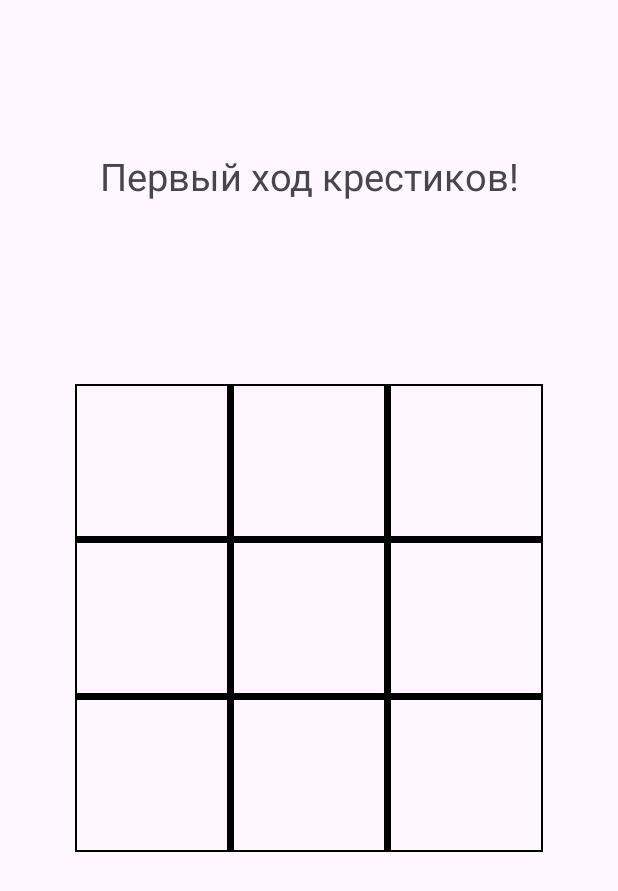
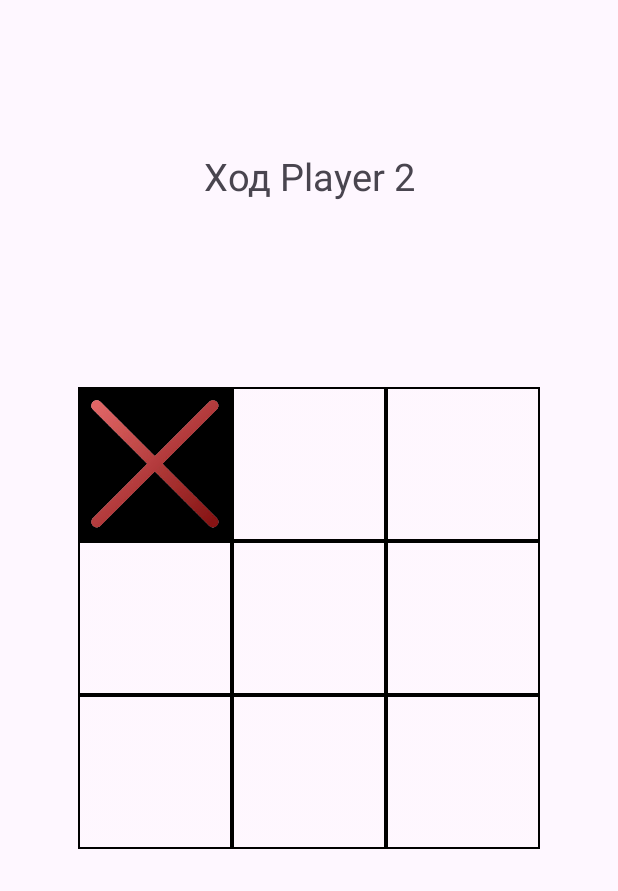
Before and after one commit to OneAstr0/TicTacToe-for-Android-MVVM, an Android app: the GameActivity screen opened directly, with no data from a screen before it, after a tap on an icon or button, on a phone screen of 412 x 824 dp. Shown: the top 891 px of the screen. Run offline under Robolectric (Android 15) with nearby library versions, the phone set to English and light mode, and no system bars; our stand-ins replace data binding.

Commit message:
pre-alpha

```diff
--- a/app/src/main/AndroidManifest.xml
+++ b/app/src/main/AndroidManifest.xml
@@ -13,10 +13,10 @@
         android:theme="@style/Theme.TicTacToe2"
         tools:targetApi="31">
         <activity
-            android:name=".View.GameActivity"
+            android:name=".view.GameActivity"
             android:exported="false" />
         <activity
-            android:name=".View.MainActivity"
+            android:name=".view.MainActivity"
             android:exported="true">
             <intent-filter>
                 <action android:name="android.intent.action.MAIN" />
--- a/app/src/main/java/game/tictactoe/Model/Cell.java
+++ /dev/null
@@ -1,4 +0,0 @@
-package game.tictactoe.Model;
-
-public class Cell {
-}
--- a/app/src/main/java/game/tictactoe/Model/Game.java
+++ /dev/null
@@ -1,4 +0,0 @@
-package game.tictactoe.Model;
-
-public class Game {
-}
--- a/app/src/main/java/game/tictactoe/View/GameActivity.java
+++ /dev/null
@@ -1,32 +0,0 @@
-package game.tictactoe.View;
-
-import android.os.Bundle;
-import android.view.View;
-
-import androidx.activity.EdgeToEdge;
-import androidx.appcompat.app.AppCompatActivity;
-import androidx.core.graphics.Insets;
-import androidx.core.view.ViewCompat;
-import androidx.core.view.WindowInsetsCompat;
-
-import game.tictactoe.R;
-
-public class GameActivity extends AppCompatActivity {
-
-    @Override
-    protected void onCreate(Bundle savedInstanceState) {
-        super.onCreate(savedInstanceState);
-        EdgeToEdge.enable(this);
-        setContentView(R.layout.activity_game);
-
-
-
-        findViewById(R.id.cell00).setOnClickListener(new View.OnClickListener() {
-            @Override
-            public void onClick(View v) {
-
-            }
-        });
-
-    }
-}
--- a/app/src/main/java/game/tictactoe/ViewModel/GameViewModel.java
+++ /dev/null
@@ -1,4 +0,0 @@
-package game.tictactoe.ViewModel;
-
-public class GameViewModel {
-}
--- /dev/null
+++ b/app/src/main/java/game/tictactoe/model/Cell.java
@@ -0,0 +1,35 @@
+package game.tictactoe.model;
+
+public class Cell {
+
+    private Player player;
+    private String imageLink;
+
+    public Cell(Player player, String imageLink) {
+        this.player = player;
+        this.imageLink = imageLink;
+    }
+
+    public Player getPlayer() {
+        return player;
+    }
+
+    public void setPlayer(Player player) {
+        this.player = player;
+    }
+
+    public String getImageLink() {
+        return imageLink;
+    }
+
+    public void setImageLink(String imageLink) {
+        this.imageLink = imageLink;
+    }
+
+
+    public boolean isEmpty() {
+        return player == null || imageLink == "nothing";
+    }
+
+
+}
--- /dev/null
+++ b/app/src/main/java/game/tictactoe/model/Game.java
@@ -0,0 +1,4 @@
+package game.tictactoe.model;
+
+public class Game {
+}
--- a/app/src/main/java/game/tictactoe/Model/Player.java
+++ b/app/src/main/java/game/tictactoe/model/Player.java
@@ -1,9 +1,12 @@
-package game.tictactoe.Model;
+package game.tictactoe.model;
 
 public class Player {
 
     private String name;
-    private Integer quantity;
+    private Integer quantity; /* the number of elements installed by the player on the field
+    (when 3 is reached, we begin to remember the path for the earliest placed one,
+    so that when installing a new element, we delete the earliest one,
+    thereby saving exactly 3 elements on the player's field) */
     private Integer[] excess; // coordinates of the cell of the field from where the element will be removed
 
     public Player(String name, Integer quantity, Integer[] excess) {
--- /dev/null
+++ b/app/src/main/java/game/tictactoe/view/GameActivity.java
@@ -0,0 +1,76 @@
+package game.tictactoe.view;
+
+import android.os.Bundle;
+import android.view.View;
+import androidx.appcompat.app.AppCompatActivity;
+import androidx.lifecycle.ViewModelProvider;
+import game.tictactoe.R;
+import game.tictactoe.model.Cell;
+import game.tictactoe.viewmodel.GameViewModel;
+import game.tictactoe.databinding.ActivityGameBinding;
+
+public class GameActivity extends AppCompatActivity {
+
+    private GameViewModel gameViewModel;
+    private ActivityGameBinding binding;
+
+    @Override
+    protected void onCreate(Bundle savedInstanceState) {
+        super.onCreate(savedInstanceState);
+        binding = ActivityGameBinding.inflate(getLayoutInflater());
+        setContentView(binding.getRoot());
+
+        gameViewModel = new ViewModelProvider(this).get(GameViewModel.class);
+
+        binding.setViewModel(gameViewModel);
+        binding.setLifecycleOwner(this);
+
+        gameViewModel.getBoard().observe(this, board -> {
+            if (board != null) {
+                updateBoard(board);
+            }
+        });
+
+        gameViewModel.getStatusMessage().observe(this, message -> {
+            binding.outputInfo.setText(message);
+        });
+
+        setupClickListeners();
+    }
+
+    private void setupClickListeners() {
+        binding.cell00.setOnClickListener(v -> gameViewModel.onCellClicked(0, 0));
+        binding.cell01.setOnClickListener(v -> gameViewModel.onCellClicked(0, 1));
+        binding.cell02.setOnClickListener(v -> gameViewModel.onCellClicked(0, 2));
+        binding.cell10.setOnClickListener(v -> gameViewModel.onCellClicked(1, 0));
+        binding.cell11.setOnClickListener(v -> gameViewModel.onCellClicked(1, 1));
+        binding.cell12.setOnClickListener(v -> gameViewModel.onCellClicked(1, 2));
+        binding.cell20.setOnClickListener(v -> gameViewModel.onCellClicked(2, 0));
+        binding.cell21.setOnClickListener(v -> gameViewModel.onCellClicked(2, 1));
+        binding.cell22.setOnClickListener(v -> gameViewModel.onCellClicked(2, 2));
+    }
+
+    private void updateBoard(Cell[][] board) {
+        updateCell(binding.cell00, board[0][0]);
+        updateCell(binding.cell01, board[0][1]);
+        updateCell(binding.cell02, board[0][2]);
+        updateCell(binding.cell10, board[1][0]);
+        updateCell(binding.cell11, board[1][1]);
+        updateCell(binding.cell12, board[1][2]);
+        updateCell(binding.cell20, board[2][0]);
+        updateCell(binding.cell21, board[2][1]);
+        updateCell(binding.cell22, board[2][2]);
+    }
+
+    private void updateCell(View cell, Cell data) {
+        if (data != null) {
+            if (data.getImageLink().equals("nothing")) {
+                cell.setBackgroundResource(R.drawable.nothing);
+            } else if (data.getImageLink().equals("cross")) {
+                cell.setBackgroundResource(R.drawable.cross);
+            } else if (data.getImageLink().equals("zero")) {
+                cell.setBackgroundResource(R.drawable.zero);
+            }
+        }
+    }
+}
--- a/app/src/main/java/game/tictactoe/View/GameEndDialog.java
+++ b/app/src/main/java/game/tictactoe/view/GameEndDialog.java
@@ -1,4 +1,4 @@
-package game.tictactoe.View;
+package game.tictactoe.view;
 
 public class GameEndDialog {
 }
--- /dev/null
+++ b/app/src/main/java/game/tictactoe/viewmodel/GameViewModel.java
@@ -0,0 +1,88 @@
+package game.tictactoe.viewmodel;
+
+import android.app.Application;
+
+import androidx.annotation.NonNull;
+import androidx.lifecycle.AndroidViewModel;
+import androidx.lifecycle.LiveData;
+import androidx.lifecycle.MutableLiveData;
+import game.tictactoe.model.Cell;
+import game.tictactoe.model.Player;
+
+public class GameViewModel extends AndroidViewModel {
+
+    private static final String STATE_NOTHING = "nothing";
+    private static final String STATE_CROSS = "cross";
+    private static final String STATE_ZERO = "zero";
+
+    private Player player1;
+    private Player player2;
+    private MutableLiveData<Cell[][]> board;
+    private MutableLiveData<Player> currentPlayer;
+    private MutableLiveData<String> statusMessage;
+
+    public GameViewModel(@NonNull Application application) {
+        super(application);
+        board = new MutableLiveData<>(new Cell[3][3]);
+        currentPlayer = new MutableLiveData<>();
+        statusMessage = new MutableLiveData<>();
+        resetGame();
+    }
+
+    public void resetGame() {
+        // Initialize players
+        player1 = new Player("Player 1", 0, null);
+        player2 = new Player("Player 2", 0, null);
+        currentPlayer.setValue(player1);
+        statusMessage.setValue("Первый ход крестиков!");
+
+        // Initialize board
+        Cell[][] newBoard = new Cell[3][3];
+        for (int i = 0; i < 3; i++) {
+            for (int j = 0; j < 3; j++) {
+                newBoard[i][j] = new Cell(null, STATE_NOTHING);
+            }
+        }
+        board.setValue(newBoard);
+    }
+
+    public LiveData<Cell[][]> getBoard() {
+        return board;
+    }
+
+    public LiveData<Player> getCurrentPlayer() {
+        return currentPlayer;
+    }
+
+    public LiveData<String> getStatusMessage() {
+        return statusMessage;
+    }
+
+    public void onCellClicked(int row, int col) {
+        if (board.getValue() == null) return;
+        Cell[][] newBoard = board.getValue();
+        if (newBoard[row][col].isEmpty()) {
+            Player player = currentPlayer.getValue();
+            if (player != null) {
+                newBoard[row][col].setPlayer(player);
+                newBoard[row][col].setImageLink(player == player1 ? STATE_CROSS : STATE_ZERO);
+                board.setValue(newBoard);
+
+                // Check for winner
+                if (checkForWinner(newBoard, player)) {
+                    statusMessage.setValue(player.getName() + " победил!");
+                } else {
+                    // Switch player
+                    currentPlayer.setValue(player == player1 ? player2 : player1);
+                    statusMessage.setValue("Ход " + currentPlayer.getValue().getName());
+                }
+            }
+        }
+    }
+
+    private boolean checkForWinner(Cell[][] board, Player player) {
+        // implement logic to check for winner
+        // return true if the player has won, otherwise false
+        return false;
+    }
+}
--- a/app/src/main/java/game/tictactoe/ViewModel/MainViewModel.java
+++ b/app/src/main/java/game/tictactoe/viewmodel/MainViewModel.java
@@ -1,4 +1,4 @@
-package game.tictactoe.ViewModel;
+package game.tictactoe.viewmodel;
 
 import android.app.Application;
 import androidx.annotation.NonNull;
--- a/app/src/main/res/layout/activity_game.xml
+++ b/app/src/main/res/layout/activity_game.xml
@@ -1,9 +1,19 @@
 <?xml version="1.0" encoding="utf-8"?>
-<RelativeLayout xmlns:android="http://schemas.android.com/apk/res/android"
-    xmlns:tools="http://schemas.android.com/tools"
+<layout xmlns:android="http://schemas.android.com/apk/res/android"
+    xmlns:tools="http://schemas.android.com/tools">
+
+    <data>
+        <variable
+            name="viewModel"
+            type="game.tictactoe.viewmodel.GameViewModel" />
+    </data>
+
+
+
+    <RelativeLayout
         android:layout_width="match_parent"
         android:layout_height="match_parent"
-    tools:context=".View.GameActivity">
+        tools:context=".view.GameActivity">
 
         <TextView
             android:id="@+id/outputInfo"
@@ -12,7 +22,7 @@
             android:layout_alignParentTop="true"
             android:layout_marginTop="100dp"
             android:gravity="center_horizontal"
-        android:text="Первый ход крестиков!"
+            android:text="@{viewModel.statusMessage}"
             android:textSize="25dp" />
 
         <GridLayout
@@ -20,8 +30,8 @@
             android:layout_width="wrap_content"
             android:layout_height="wrap_content"
             android:layout_centerInParent="true"
-        android:rowCount="5"
-        android:columnCount="5"
+            android:rowCount="3"
+            android:columnCount="3"
             android:background="#000000">
 
             <ImageButton
@@ -33,16 +43,23 @@
                 android:layout_gravity="fill"
                 android:layout_margin="1dp"
                 android:background="@drawable/nothing"
-            android:scaleType="centerInside" />
-
-        <Space
-            android:layout_width="2dp"
-            android:layout_height="2dp"
-            android:layout_row="0"
-            android:layout_column="1" />
+                android:scaleType="centerInside"
+                android:onClick="@{() -> viewModel.onCellClicked(0, 0)}" />
 
             <ImageButton
                 android:id="@+id/cell01"
+                android:layout_width="100dp"
+                android:layout_height="100dp"
+                android:layout_row="0"
+                android:layout_column="1"
+                android:layout_gravity="fill"
+                android:layout_margin="1dp"
+                android:background="@drawable/nothing"
+                android:scaleType="centerInside"
+                android:onClick="@{() -> viewModel.onCellClicked(0, 1)}" />
+
+            <ImageButton
+                android:id="@+id/cell02"
                 android:layout_width="100dp"
                 android:layout_height="100dp"
                 android:layout_row="0"
@@ -50,45 +67,47 @@
                 android:layout_gravity="fill"
                 android:layout_margin="1dp"
                 android:background="@drawable/nothing"
-            android:scaleType="centerInside" />
-
-        <Space
-            android:layout_width="2dp"
-            android:layout_height="2dp"
-            android:layout_row="0"
-            android:layout_column="3" />
+                android:scaleType="centerInside"
+                android:onClick="@{() -> viewModel.onCellClicked(0, 2)}" />
 
             <ImageButton
-            android:id="@+id/cell02"
+                android:id="@+id/cell10"
                 android:layout_width="100dp"
                 android:layout_height="100dp"
-            android:layout_row="0"
-            android:layout_column="4"
+                android:layout_row="1"
+                android:layout_column="0"
                 android:layout_gravity="fill"
                 android:layout_margin="1dp"
                 android:background="@drawable/nothing"
-            android:scaleType="centerInside" />
-
-        <Space
-            android:layout_width="2dp"
-            android:layout_height="2dp"
-            android:layout_row="1"
-            android:layout_column="0" />
-
-        <Space
-            android:layout_width="2dp"
-            android:layout_height="2dp"
-            android:layout_row="1"
-            android:layout_column="2" />
-
-        <Space
-            android:layout_width="2dp"
-            android:layout_height="2dp"
-            android:layout_row="1"
-            android:layout_column="4" />
+                android:scaleType="centerInside"
+                android:onClick="@{() -> viewModel.onCellClicked(1, 0)}" />
 
             <ImageButton
-            android:id="@+id/cell10"
+                android:id="@+id/cell11"
+                android:layout_width="100dp"
+                android:layout_height="100dp"
+                android:layout_row="1"
+                android:layout_column="1"
+                android:layout_gravity="fill"
+                android:layout_margin="1dp"
+                android:background="@drawable/nothing"
+                android:scaleType="centerInside"
+                android:onClick="@{() -> viewModel.onCellClicked(1, 1)}" />
+
+            <ImageButton
+                android:id="@+id/cell12"
+                android:layout_width="100dp"
+                android:layout_height="100dp"
+                android:layout_row="1"
+                android:layout_column="2"
+                android:layout_gravity="fill"
+                android:layout_margin="1dp"
+                android:background="@drawable/nothing"
+                android:scaleType="centerInside"
+                android:onClick="@{() -> viewModel.onCellClicked(1, 2)}" />
+
+            <ImageButton
+                android:id="@+id/cell20"
                 android:layout_width="100dp"
                 android:layout_height="100dp"
                 android:layout_row="2"
@@ -96,16 +115,23 @@
                 android:layout_gravity="fill"
                 android:layout_margin="1dp"
                 android:background="@drawable/nothing"
-            android:scaleType="centerInside" />
-
-        <Space
-            android:layout_width="2dp"
-            android:layout_height="2dp"
-            android:layout_row="2"
-            android:layout_column="1" />
+                android:scaleType="centerInside"
+                android:onClick="@{() -> viewModel.onCellClicked(2, 0)}" />
 
             <ImageButton
-            android:id="@+id/cell11"
+                android:id="@+id/cell21"
+                android:layout_width="100dp"
+                android:layout_height="100dp"
+                android:layout_row="2"
+                android:layout_column="1"
+                android:layout_gravity="fill"
+                android:layout_margin="1dp"
+                android:background="@drawable/nothing"
+                android:scaleType="centerInside"
+                android:onClick="@{() -> viewModel.onCellClicked(2, 1)}" />
+
+            <ImageButton
+                android:id="@+id/cell22"
                 android:layout_width="100dp"
                 android:layout_height="100dp"
                 android:layout_row="2"
@@ -113,89 +139,10 @@
                 android:layout_gravity="fill"
                 android:layout_margin="1dp"
                 android:background="@drawable/nothing"
-            android:scaleType="centerInside" />
-
-        <Space
-            android:layout_width="2dp"
-            android:layout_height="2dp"
-            android:layout_row="2"
-            android:layout_column="3" />
-
-        <ImageButton
-            android:id="@+id/cell12"
-            android:layout_width="100dp"
-            android:layout_height="100dp"
-            android:layout_row="2"
-            android:layout_column="4"
-            android:layout_gravity="fill"
-            android:layout_margin="1dp"
-            android:background="@drawable/nothing"
-            android:scaleType="centerInside" />
-
-        <Space
-            android:layout_width="2dp"
-            android:layout_height="2dp"
-            android:layout_row="3"
-            android:layout_column="0" />
-
-        <Space
-            android:layout_width="2dp"
-            android:layout_height="2dp"
-            android:layout_row="3"
-            android:layout_column="2" />
-
-        <Space
-            android:layout_width="2dp"
-            android:layout_height="2dp"
-            android:layout_row="3"
-            android:layout_column="4" />
-
-        <ImageButton
-            android:id="@+id/cell20"
-            android:layout_width="100dp"
-            android:layout_height="100dp"
-            android:layout_row="4"
-            android:layout_column="0"
-            android:layout_gravity="fill"
-            android:layout_margin="1dp"
-            android:background="@drawable/nothing"
-            android:scaleType="centerInside" />
-
-        <Space
-            android:layout_width="2dp"
-            android:layout_height="2dp"
-            android:layout_row="4"
-            android:layout_column="1" />
-
-        <ImageButton
-            android:id="@+id/cell21"
-            android:layout_width="100dp"
-            android:layout_height="100dp"
-            android:layout_row="4"
-            android:layout_column="2"
-            android:layout_gravity="fill"
-            android:layout_margin="1dp"
-            android:background="@drawable/nothing"
-            android:scaleType="centerInside" />
-
-        <Space
-            android:layout_width="2dp"
-            android:layout_height="2dp"
-            android:layout_row="4"
-            android:layout_column="3" />
-
-        <ImageButton
-            android:id="@+id/cell22"
-            android:layout_width="100dp"
-            android:layout_height="100dp"
-            android:layout_row="4"
-            android:layout_column="4"
-            android:layout_gravity="fill"
-            android:layout_margin="1dp"
-            android:background="@drawable/nothing"
-            android:scaleType="centerInside" />
+                android:scaleType="centerInside"
+                android:onClick="@{() -> viewModel.onCellClicked(2, 2)}" />
 
         </GridLayout>
 
-
     </RelativeLayout>
+</layout>
--- a/app/src/main/res/layout/activity_main.xml
+++ b/app/src/main/res/layout/activity_main.xml
@@ -5,7 +5,7 @@
     android:id="@+id/main"
     android:layout_width="match_parent"
     android:layout_height="match_parent"
-    tools:context=".View.MainActivity">
+    tools:context=".view.MainActivity">
 
     <TextView
         android:id="@+id/title"
```
Also changed, not shown: app/build.gradle (+11 -0 lines), app/src/main/java/game/tictactoe/view/MainActivity.java (renamed from app/src/main/java/game/tictactoe/View/MainActivity.java, +2 -5 lines). Lines whose indentation alone changed are shown as unchanged.
